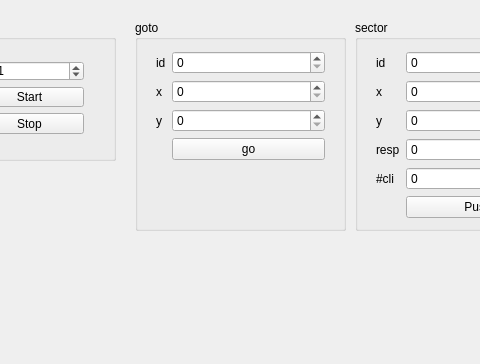
First picture: the form in serwer/serwermain.ui, repository pawelbogner/sys_zdarzeniowe_2013, before the edit; both pictures show x 105 to 585 and y 0 to 364 of the 908 by 364 pixel window.
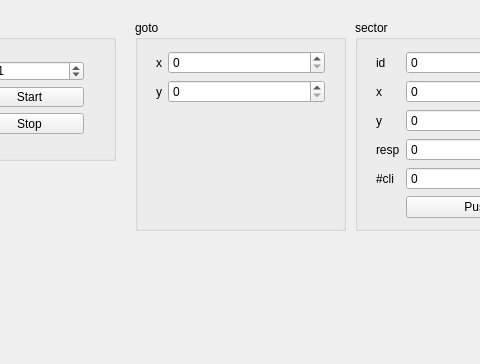
Second picture: the form after the edit.

Diff of the .ui file:
```diff
--- a/serwer/serwermain.ui
+++ b/serwer/serwermain.ui
@@ -91,24 +91,20 @@
      </rect>
     </property>
     <layout class="QFormLayout" name="formLayout_2">
+     <property name="fieldGrowthPolicy">
+      <enum>QFormLayout::AllNonFixedFieldsGrow</enum>
+     </property>
      <item row="0" column="0">
-      <widget class="QLabel" name="lablel1">
-       <property name="text">
-        <string>id</string>
-       </property>
-      </widget>
-     </item>
-     <item row="0" column="1">
-      <widget class="QSpinBox" name="gt_id"/>
-     </item>
-     <item row="1" column="0">
       <widget class="QLabel" name="xLabel">
        <property name="text">
         <string>x</string>
        </property>
       </widget>
      </item>
-     <item row="2" column="0">
+     <item row="0" column="1">
+      <widget class="QSpinBox" name="gt_x"/>
+     </item>
+     <item row="1" column="0">
       <widget class="QLabel" name="yLabel">
        <property name="text">
         <string>y</string>
@@ -116,18 +112,8 @@
       </widget>
      </item>
      <item row="1" column="1">
-      <widget class="QSpinBox" name="gt_x"/>
-     </item>
-     <item row="2" column="1">
       <widget class="QSpinBox" name="gt_y"/>
      </item>
-     <item row="3" column="1">
-      <widget class="QPushButton" name="pushButton_3">
-       <property name="text">
-        <string>go</string>
-       </property>
-      </widget>
-     </item>
     </layout>
    </widget>
   </widget>
```
